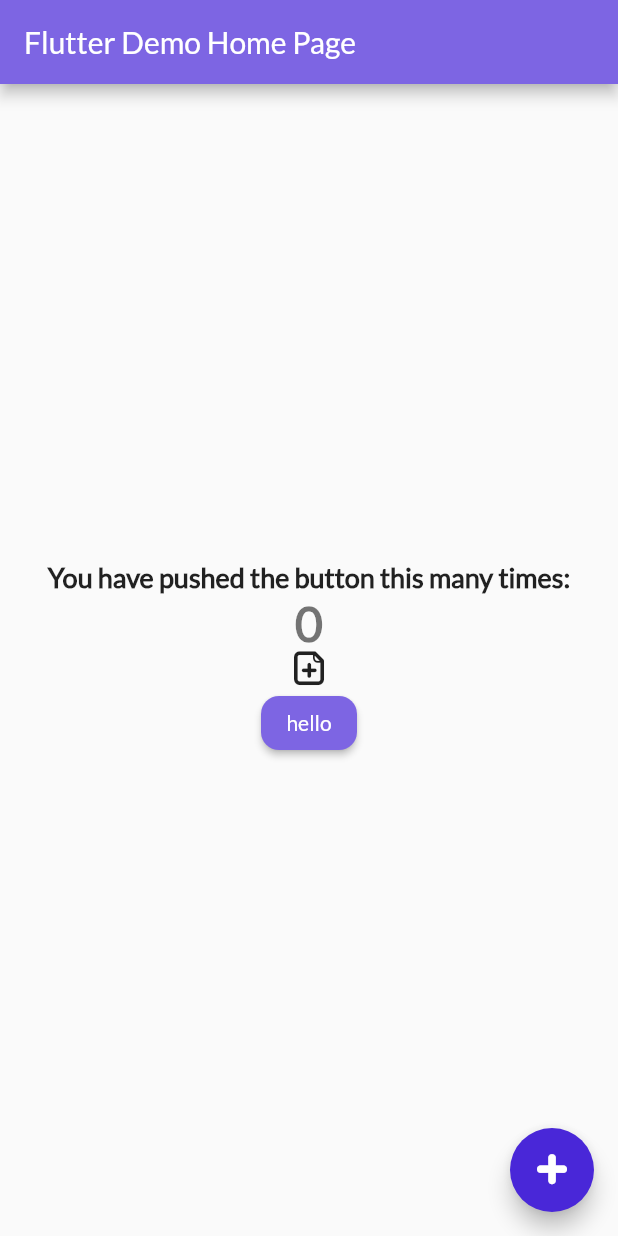
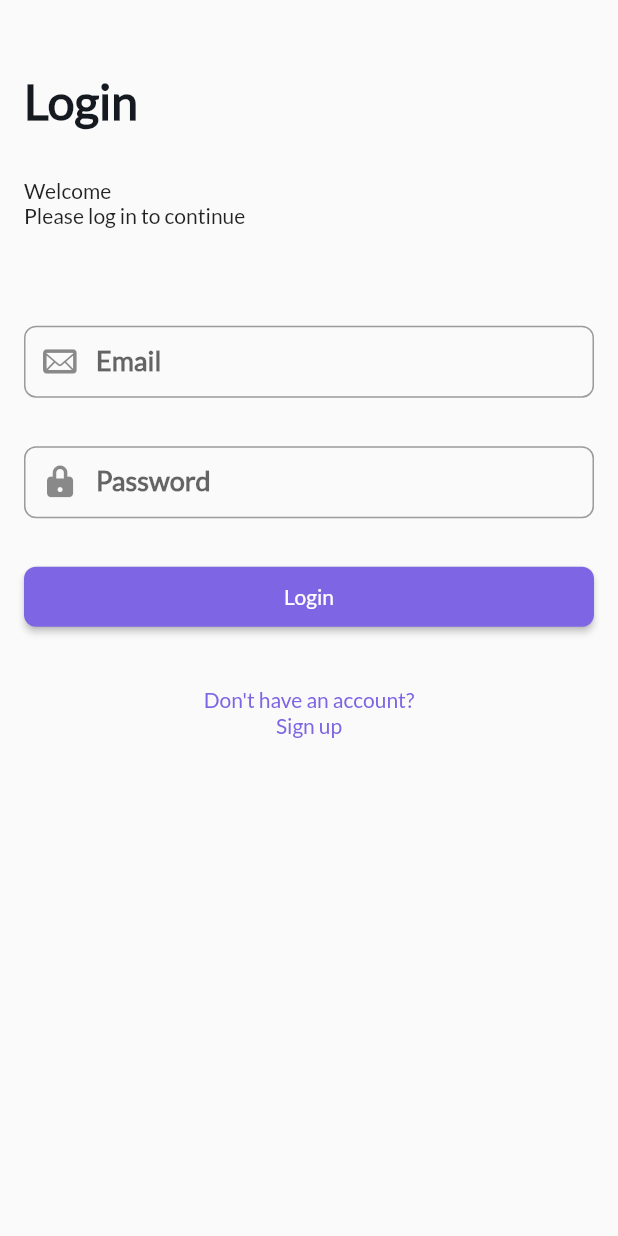
Before and after one commit to bugragoksu/task_management, a Flutter app: the screen it shows after launch, on a phone screen of 412 x 824 dp. Run offline on Flutter 3.47's test engine with Material 2 defaults, Android fonts, the phone set to English and light mode, and no system bars.

Commit message:
Add auth

```diff
--- a/lib/main.dart
+++ b/lib/main.dart
@@ -1,5 +1,6 @@
 import 'package:flutter/material.dart';
-import 'package:task_management/presentation/core/theme/icons.dart';
+import 'package:flutter/services.dart';
+import 'package:task_management/presentation/auth/auth_screen.dart';
 import 'package:task_management/presentation/core/theme/theme.dart';
 
 void main() {
@@ -11,65 +12,17 @@ class MyApp extends StatelessWidget {
 
   @override
   Widget build(BuildContext context) {
+    SystemChrome.setSystemUIOverlayStyle(
+      const SystemUiOverlayStyle(
+        statusBarColor: Colors.transparent,
+        statusBarIconBrightness: Brightness.dark,
+      ),
+    );
     return MaterialApp(
+      debugShowCheckedModeBanner: false,
       title: 'Flutter Demo',
       theme: AppTheme.lightTheme,
-      home: const MyHomePage(title: 'Flutter Demo Home Page'),
+      home: const AuthScreen(),
     );
   }
 }
-
-class MyHomePage extends StatefulWidget {
-  const MyHomePage({Key? key, required this.title}) : super(key: key);
-
-  final String title;
-
-  @override
-  State<MyHomePage> createState() => _MyHomePageState();
-}
-
-class _MyHomePageState extends State<MyHomePage> {
-  int _counter = 0;
-
-  void _incrementCounter() {
-    setState(() {
-      _counter++;
-    });
-  }
-
-  @override
-  Widget build(BuildContext context) {
-    return Scaffold(
-      appBar: AppBar(
-        title: Text(widget.title),
-      ),
-      body: Center(
-        child: Column(
-          mainAxisAlignment: MainAxisAlignment.center,
-          children: <Widget>[
-            Text(
-              'You have pushed the button this many times:',
-              style: Theme.of(context).textTheme.subtitle1,
-            ),
-            Text(
-              '$_counter',
-              style: Theme.of(context).textTheme.headline1,
-            ),
-            const Icon(
-              AppIcons.document,
-            ),
-            ElevatedButton(
-              onPressed: () {},
-              child: Text('hello'),
-            ),
-          ],
-        ),
-      ),
-      floatingActionButton: FloatingActionButton(
-        onPressed: _incrementCounter,
-        tooltip: 'Increment',
-        child: const Icon(AppIcons.plus),
-      ),
-    );
-  }
-}
--- /dev/null
+++ b/lib/presentation/auth/auth_screen.dart
@@ -0,0 +1,91 @@
+import 'package:flutter/material.dart';
+import 'package:task_management/presentation/core/theme/icons.dart';
+
+class AuthScreen extends StatefulWidget {
+  const AuthScreen({Key? key}) : super(key: key);
+
+  @override
+  State<AuthScreen> createState() => _AuthScreenState();
+}
+
+class _AuthScreenState extends State<AuthScreen> {
+  bool _isLogin = true;
+  String buttonText = 'Login';
+  String loginText = 'Welcome\nPlease log in to continue';
+  String registerTexxt = 'Welcome\nPlease sign in to continue';
+  String toSignUpText = 'Don\'t have an account?\nSign up';
+  String toLoginText = 'Already have an account?\nLogin';
+
+  void _changePage() {
+    setState(() {
+      buttonText = _isLogin ? 'Register' : 'Login';
+      _isLogin = !_isLogin;
+    });
+  }
+
+  @override
+  Widget build(BuildContext context) {
+    return GestureDetector(
+      onTap: () => FocusScope.of(context).requestFocus(FocusNode()),
+      child: Scaffold(
+        body: Padding(
+          padding: const EdgeInsets.only(
+            top: 48,
+            left: 16,
+            right: 16,
+          ),
+          child: Column(
+            crossAxisAlignment: CrossAxisAlignment.start,
+            children: <Widget>[
+              Text(
+                _isLogin ? 'Login' : 'Sign Up',
+                style: Theme.of(context).textTheme.headline1,
+              ),
+              const Spacer(),
+              Text(_isLogin ? loginText : registerTexxt),
+              const Spacer(
+                flex: 2,
+              ),
+              const TextField(
+                decoration: InputDecoration(
+                  labelText: 'Email',
+                  prefixIcon: Icon(AppIcons.mail),
+                ),
+              ),
+              const Spacer(),
+              const TextField(
+                obscureText: true,
+                decoration: InputDecoration(
+                  labelText: 'Password',
+                  prefixIcon: Icon(AppIcons.lock),
+                ),
+              ),
+              const Spacer(),
+              SizedBox(
+                height: 40,
+                width: MediaQuery.of(context).size.width,
+                child: ElevatedButton(
+                  onPressed: () {},
+                  child: Text(buttonText),
+                ),
+              ),
+              const Spacer(),
+              Center(
+                child: TextButton(
+                  onPressed: _changePage,
+                  child: Text(
+                    _isLogin ? toSignUpText : toLoginText,
+                    textAlign: TextAlign.center,
+                  ),
+                ),
+              ),
+              const Spacer(
+                flex: 10,
+              ),
+            ],
+          ),
+        ),
+      ),
+    );
+  }
+}
--- a/lib/presentation/core/theme/icons.dart
+++ b/lib/presentation/core/theme/icons.dart
@@ -17,4 +17,6 @@ class AppIcons {
   static const IconData rightArrow = IconData(0xe809, fontFamily: _kFontFam);
   static const IconData leftArrow = IconData(0xe80a, fontFamily: _kFontFam);
   static const IconData user = IconData(0xe80b, fontFamily: _kFontFam);
+  static const IconData lock = IconData(0xe80c, fontFamily: _kFontFam);
+  static const IconData mail = IconData(0xe80d, fontFamily: _kFontFam);
 }
--- a/lib/presentation/core/theme/theme.dart
+++ b/lib/presentation/core/theme/theme.dart
@@ -12,6 +12,9 @@ class AppTheme {
       secondaryHeaderColor: AppColors.secondary,
       errorColor: AppColors.error,
       cardColor: AppColors.greyScale,
+      iconTheme: IconThemeData(
+        color: AppColors.greyScale.shade700,
+      ),
       cardTheme: CardTheme(
         color: AppColors.greyScale.shade50,
         elevation: 5,
@@ -32,7 +35,7 @@ class AppTheme {
         style: ButtonStyle(
           shape: MaterialStateProperty.all<RoundedRectangleBorder>(
             RoundedRectangleBorder(
-              borderRadius: BorderRadius.circular(12),
+              borderRadius: BorderRadius.circular(8),
             ),
           ),
         ),
@@ -45,9 +48,10 @@ class AppTheme {
   }
 
   static TextStyle get headline1 {
-    return const TextStyle(
+    return TextStyle(
       fontSize: 32,
       fontWeight: FontWeight.w800,
+      color: AppColors.greyScale.shade900,
     );
   }
 
```
Also changed, not shown: assets/fonts/icons.ttf.
